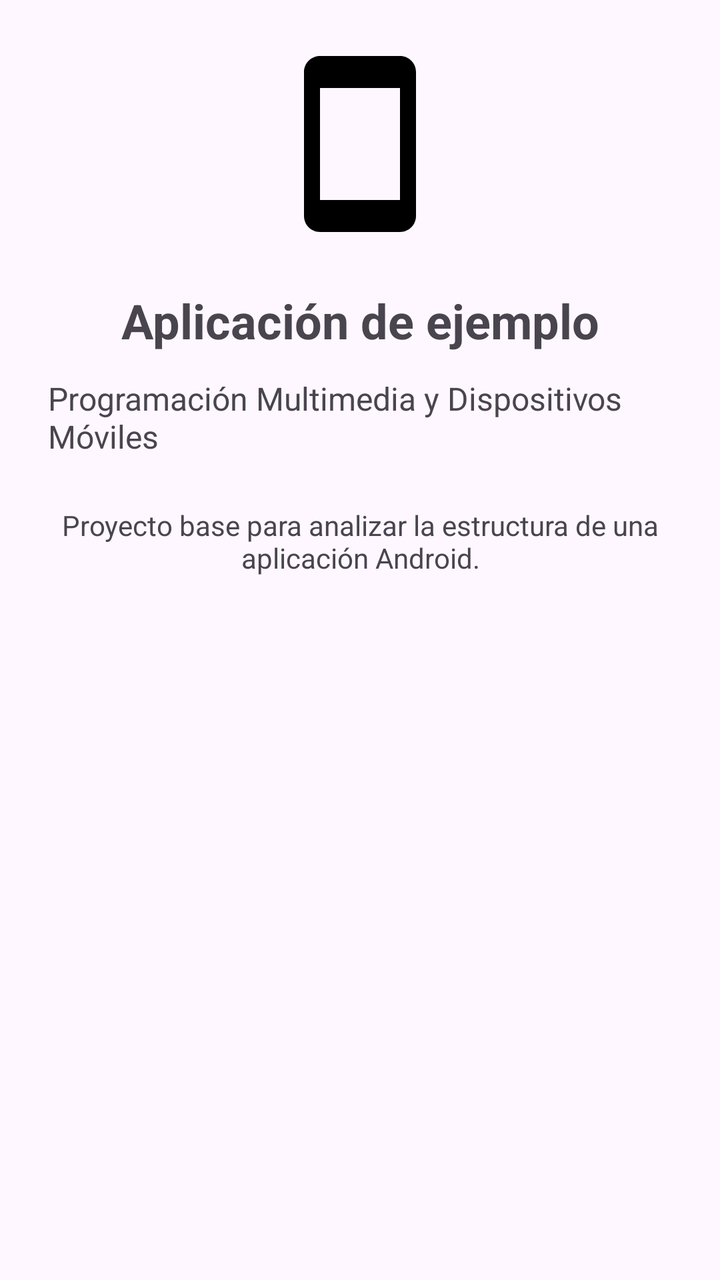
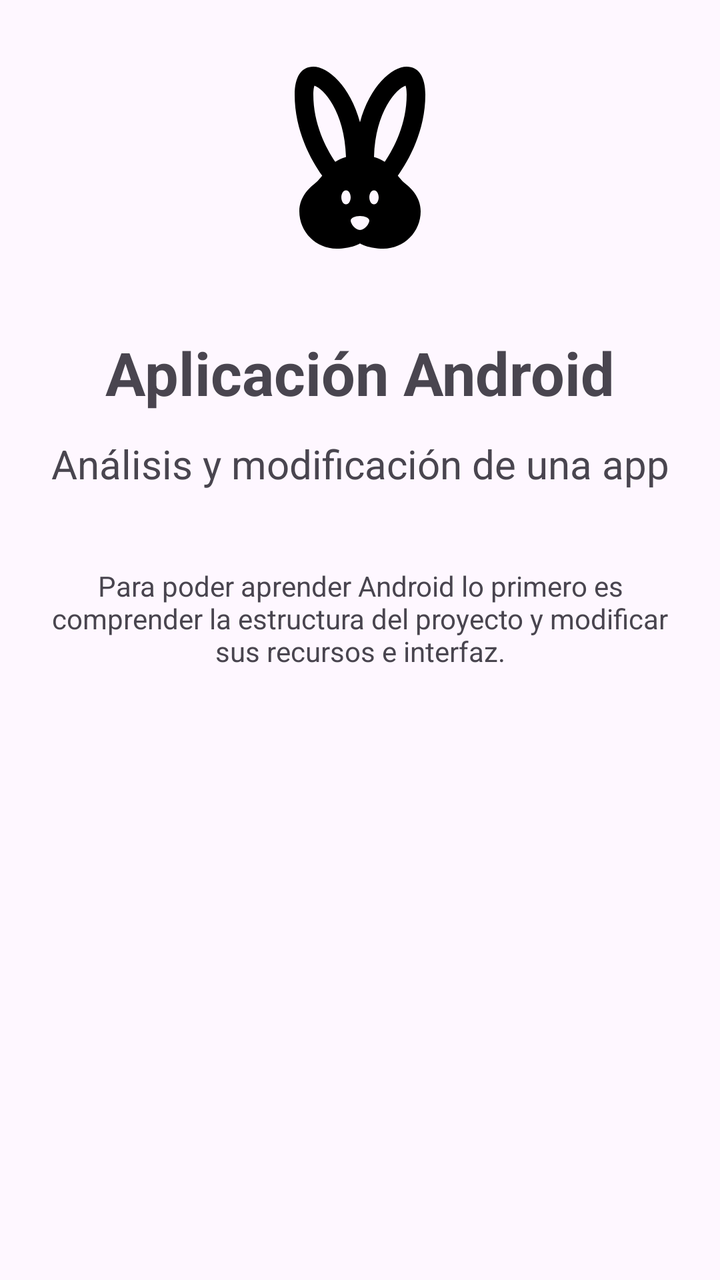

An Android layout rendered at two revisions. The XML below is the earlier revision; the diff shows what the commit changed to produce the second picture.
<!-- AndroidManifest.xml: application theme Theme.PMDM_UT1_Base -->
<!-- res/layout/activity_main.xml -->
<?xml version="1.0" encoding="utf-8"?>
<androidx.constraintlayout.widget.ConstraintLayout
    xmlns:android="http://schemas.android.com/apk/res/android"
    xmlns:app="http://schemas.android.com/apk/res-auto"
    xmlns:tools="http://schemas.android.com/tools"
    android:id="@+id/main"
    android:layout_width="match_parent"
    android:layout_height="match_parent"
    android:padding="24dp"
    tools:context=".MainActivity">

    <ImageView
        android:id="@+id/imageLogo"
        android:layout_width="96dp"
        android:layout_height="96dp"
        android:contentDescription="@string/app_name"
        android:src="@drawable/ic_smartphone"
        app:layout_constraintBottom_toTopOf="@id/textTitulo"
        app:layout_constraintEnd_toEndOf="parent"
        app:layout_constraintStart_toStartOf="parent"
        app:layout_constraintTop_toTopOf="parent"
        app:layout_constraintVertical_chainStyle="packed" />

    <TextView
        android:id="@+id/textTitulo"
        android:layout_width="wrap_content"
        android:layout_height="wrap_content"
        android:layout_marginTop="24dp"
        android:text="@string/titulo"
        android:textSize="24sp"
        android:textStyle="bold"
        app:layout_constraintEnd_toEndOf="parent"
        app:layout_constraintStart_toStartOf="parent"
        app:layout_constraintTop_toBottomOf="@id/imageLogo" />

    <TextView
        android:id="@+id/textSubtitulo"
        android:layout_width="wrap_content"
        android:layout_height="wrap_content"
        android:layout_marginTop="12dp"
        android:text="@string/subtitulo"
        android:textSize="16sp"
        app:layout_constraintEnd_toEndOf="parent"
        app:layout_constraintStart_toStartOf="parent"
        app:layout_constraintTop_toBottomOf="@id/textTitulo" />

    <TextView
        android:id="@+id/textDescripcion"
        android:layout_width="0dp"
        android:layout_height="wrap_content"
        android:layout_marginTop="24dp"
        android:gravity="center"
        android:text="@string/descripcion"
        app:layout_constraintEnd_toEndOf="parent"
        app:layout_constraintStart_toStartOf="parent"
        app:layout_constraintTop_toBottomOf="@id/textSubtitulo" />

</androidx.constraintlayout.widget.ConstraintLayout>
<!-- resources referenced by this layout -->
<resources>
  <!-- drawable ic_smartphone (drawable) -->
  <vector xmlns:android="http://schemas.android.com/apk/res/android" android:height="24dp" android:tint="#000000" android:viewportHeight="24" android:viewportWidth="24" android:width="24dp">
        
      <path android:fillColor="@android:color/white" android:pathData="M17,1.01L7,1c-1.1,0 -2,0.9 -2,2v18c0,1.1 0.9,2 2,2h10c1.1,0 2,-0.9 2,-2V3c0,-1.1 -0.9,-1.99 -2,-1.99zM17,19H7V5h10v14z"/>
      
  </vector>
  <string name="app_name">PMDM UT1</string>
  <string name="descripcion">Proyecto base para analizar la estructura de una aplicación Android.</string>
  <string name="subtitulo">Programación Multimedia y Dispositivos Móviles</string>
  <string name="titulo">Aplicación de ejemplo</string>
  <style name="Theme.PMDM_UT1_Base" parent="Base.Theme.PMDM_UT1_Base" />
  <style name="Base.Theme.PMDM_UT1_Base" parent="Theme.Material3.DayNight.NoActionBar">
          
          
      </style>
</resources>

<!-- the commit's change to res/layout/activity_main.xml (unified diff, before → after) -->
@@ -11,10 +11,10 @@
 
     <ImageView
         android:id="@+id/imageLogo"
-        android:layout_width="96dp"
-        android:layout_height="96dp"
+        android:layout_width="112dp"
+        android:layout_height="112dp"
         android:contentDescription="@string/app_name"
-        android:src="@drawable/ic_smartphone"
+        android:src="@drawable/ic_bunny"
         app:layout_constraintBottom_toTopOf="@id/textTitulo"
         app:layout_constraintEnd_toEndOf="parent"
         app:layout_constraintStart_toStartOf="parent"
@@ -25,9 +25,9 @@
         android:id="@+id/textTitulo"
         android:layout_width="wrap_content"
         android:layout_height="wrap_content"
-        android:layout_marginTop="24dp"
+        android:layout_marginTop="30dp"
         android:text="@string/titulo"
-        android:textSize="24sp"
+        android:textSize="30dp"
         android:textStyle="bold"
         app:layout_constraintEnd_toEndOf="parent"
         app:layout_constraintStart_toStartOf="parent"
@@ -39,7 +39,7 @@
         android:layout_height="wrap_content"
         android:layout_marginTop="12dp"
         android:text="@string/subtitulo"
-        android:textSize="16sp"
+        android:textSize="20sp"
         app:layout_constraintEnd_toEndOf="parent"
         app:layout_constraintStart_toStartOf="parent"
         app:layout_constraintTop_toBottomOf="@id/textTitulo" />
@@ -48,7 +48,7 @@
         android:id="@+id/textDescripcion"
         android:layout_width="0dp"
         android:layout_height="wrap_content"
-        android:layout_marginTop="24dp"
+        android:layout_marginTop="38dp"
         android:gravity="center"
         android:text="@string/descripcion"
         app:layout_constraintEnd_toEndOf="parent"
<!-- resource entries referenced after the edit -->
@@ -1,15 +1,15 @@
 <!-- resources referenced by this layout -->
 <resources>
-  <!-- drawable ic_smartphone (drawable) -->
+  <!-- drawable ic_bunny (drawable) -->
   <vector xmlns:android="http://schemas.android.com/apk/res/android" android:height="24dp" android:tint="#000000" android:viewportHeight="24" android:viewportWidth="24" android:width="24dp">
         
-      <path android:fillColor="@android:color/white" android:pathData="M17,1.01L7,1c-1.1,0 -2,0.9 -2,2v18c0,1.1 0.9,2 2,2h10c1.1,0 2,-0.9 2,-2V3c0,-1.1 -0.9,-1.99 -2,-1.99zM17,19H7V5h10v14z"/>
+      <path android:fillColor="@android:color/white" android:pathData="M16.84,14.52c-0.26,-0.19 -0.62,-0.63 -0.79,-0.84C17.24,12.01 19,8.87 19,5c0,-1.95 -0.74,-3 -2,-3c-1.54,0 -3.96,2.06 -5,5.97C10.96,4.06 8.54,2 7,2C5.74,2 5,3.05 5,5c0,3.87 1.76,7.01 2.95,8.68c-0.17,0.21 -0.53,0.65 -0.79,0.84c-0.5,0.41 -1.66,1.37 -1.66,2.98c0,2.21 1.79,4 4,4c1.55,0 2.5,-0.56 2.5,-0.56s0.95,0.56 2.5,0.56c2.21,0 4,-1.79 4,-4C18.5,15.89 17.34,14.93 16.84,14.52zM9.35,12.2C8.34,10.7 7,8.12 7,5c0,-0.49 0.06,-0.8 0.12,-0.97c0.94,0.31 3.24,2.71 3.38,7.64C10.03,11.79 9.66,11.97 9.35,12.2zM10.5,16.75c-0.28,0 -0.5,-0.34 -0.5,-0.75c0,-0.41 0.22,-0.75 0.5,-0.75S11,15.59 11,16C11,16.41 10.78,16.75 10.5,16.75zM12,19.5c-0.55,0 -1,-0.72 -1,-1c0,-0.28 0.45,-0.5 1,-0.5s1,0.22 1,0.5C13,18.78 12.55,19.5 12,19.5zM13.5,16.75c-0.28,0 -0.5,-0.34 -0.5,-0.75c0,-0.41 0.22,-0.75 0.5,-0.75S14,15.59 14,16C14,16.41 13.78,16.75 13.5,16.75zM13.5,11.67c0.14,-4.93 2.44,-7.33 3.38,-7.64C16.94,4.2 17,4.51 17,5c0,3.12 -1.34,5.7 -2.35,7.2C14.34,11.97 13.97,11.79 13.5,11.67z"/>
       
   </vector>
-  <string name="app_name">PMDM UT1</string>
-  <string name="descripcion">Proyecto base para analizar la estructura de una aplicación Android.</string>
-  <string name="subtitulo">Programación Multimedia y Dispositivos Móviles</string>
-  <string name="titulo">Aplicación de ejemplo</string>
+  <string name="app_name">UT1- Sergio Gonzalez</string>
+  <string name="descripcion">Para poder aprender Android lo primero es comprender la estructura del proyecto y modificar sus recursos e interfaz.</string>
+  <string name="subtitulo">Análisis y modificación de una app</string>
+  <string name="titulo">Aplicación Android</string>
   <style name="Theme.PMDM_UT1_Base" parent="Base.Theme.PMDM_UT1_Base" />
   <style name="Base.Theme.PMDM_UT1_Base" parent="Theme.Material3.DayNight.NoActionBar">
           
